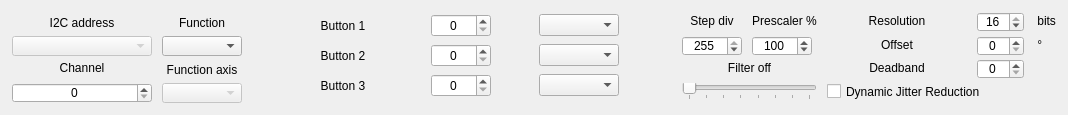
Qt form src/widgets/axes/axesextended.ui (invictuscockpits/HOTASConfigurator) before a commit.
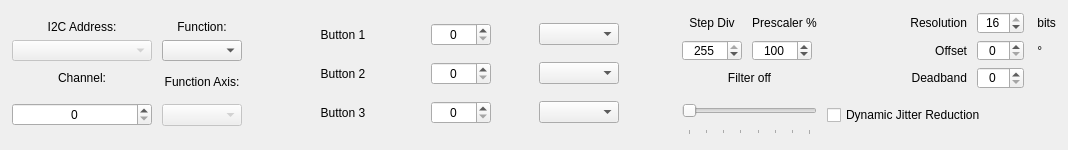
The same form after that commit. Custom widgets are drawn as their Qt base class.

Patch:
```diff
--- a/src/widgets/axes/axesextended.ui
+++ b/src/widgets/axes/axesextended.ui
@@ -7,19 +7,19 @@
     <x>0</x>
     <y>0</y>
     <width>1068</width>
-    <height>115</height>
+    <height>150</height>
    </rect>
   </property>
   <property name="minimumSize">
    <size>
     <width>0</width>
-    <height>115</height>
+    <height>150</height>
    </size>
   </property>
   <property name="maximumSize">
    <size>
     <width>16777215</width>
-    <height>115</height>
+    <height>150</height>
    </size>
   </property>
   <property name="windowTitle">
@@ -68,7 +68,7 @@
       <item row="2" column="0">
        <widget class="QLabel" name="text_chanelEncoder">
         <property name="text">
-         <string>Channel</string>
+         <string>Channel:</string>
         </property>
         <property name="alignment">
          <set>Qt::AlignmentFlag::AlignCenter</set>
@@ -100,7 +100,7 @@
          </sizepolicy>
         </property>
         <property name="text">
-         <string>Function axis</string>
+         <string>Function Axis:</string>
         </property>
         <property name="alignment">
          <set>Qt::AlignmentFlag::AlignBottom|Qt::AlignmentFlag::AlignHCenter</set>
@@ -142,7 +142,7 @@
          <string>Resolution</string>
         </property>
         <property name="alignment">
-         <set>Qt::AlignmentFlag::AlignCenter</set>
+         <set>Qt::AlignmentFlag::AlignRight|Qt::AlignmentFlag::AlignTrailing|Qt::AlignmentFlag::AlignVCenter</set>
         </property>
        </widget>
       </item>
@@ -447,7 +447,7 @@
          </sizepolicy>
         </property>
         <property name="text">
-         <string>Function</string>
+         <string>Function:</string>
         </property>
         <property name="alignment">
          <set>Qt::AlignmentFlag::AlignBottom|Qt::AlignmentFlag::AlignHCenter</set>
@@ -457,7 +457,7 @@
       <item row="0" column="3">
        <widget class="QLabel" name="text_stepDiv">
         <property name="text">
-         <string>Step div</string>
+         <string>Step Div</string>
         </property>
         <property name="alignment">
          <set>Qt::AlignmentFlag::AlignCenter</set>
@@ -507,7 +507,7 @@
          </sizepolicy>
         </property>
         <property name="text">
-         <string>I2C address</string>
+         <string>I2C Address:</string>
         </property>
         <property name="alignment">
          <set>Qt::AlignmentFlag::AlignBottom|Qt::AlignmentFlag::AlignHCenter</set>
@@ -558,7 +558,7 @@
          <string>Offset</string>
         </property>
         <property name="alignment">
-         <set>Qt::AlignmentFlag::AlignCenter</set>
+         <set>Qt::AlignmentFlag::AlignRight|Qt::AlignmentFlag::AlignTrailing|Qt::AlignmentFlag::AlignVCenter</set>
         </property>
        </widget>
       </item>
@@ -599,6 +599,12 @@
       </item>
       <item row="3" column="3" colspan="2">
        <widget class="QSlider" name="sliderH_Filter">
+        <property name="minimumSize">
+         <size>
+          <width>0</width>
+          <height>40</height>
+         </size>
+        </property>
         <property name="maximum">
          <number>7</number>
         </property>
@@ -644,7 +650,7 @@
          <string>Deadband</string>
         </property>
         <property name="alignment">
-         <set>Qt::AlignmentFlag::AlignCenter</set>
+         <set>Qt::AlignmentFlag::AlignRight|Qt::AlignmentFlag::AlignTrailing|Qt::AlignmentFlag::AlignVCenter</set>
         </property>
        </widget>
       </item>
```
